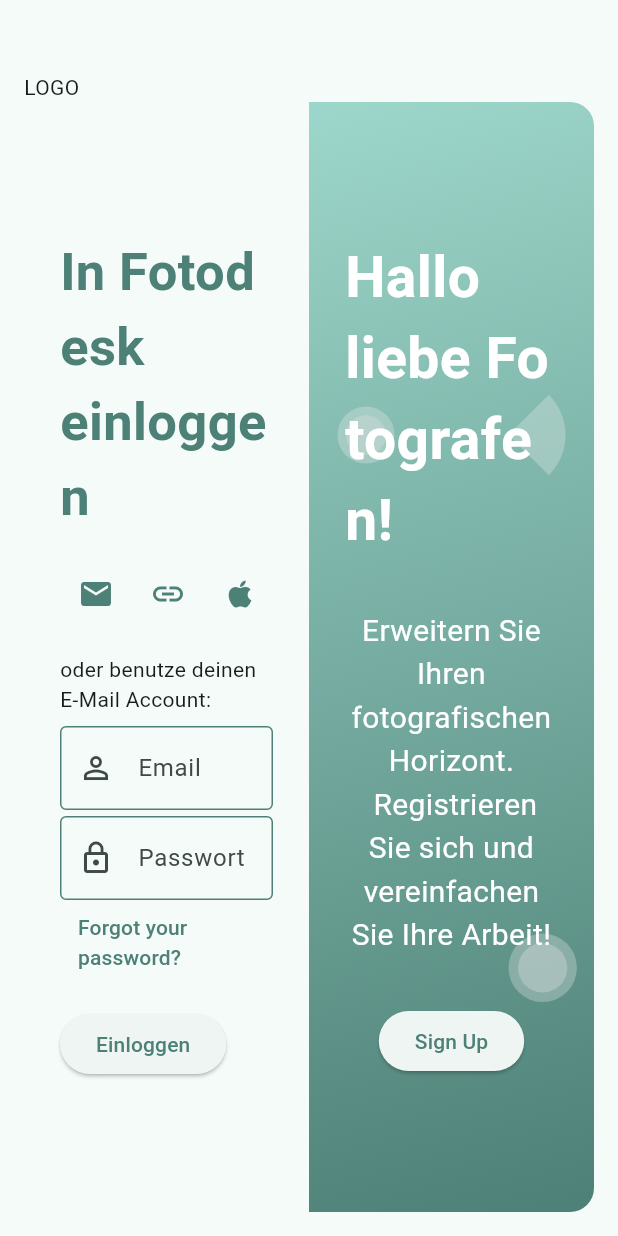
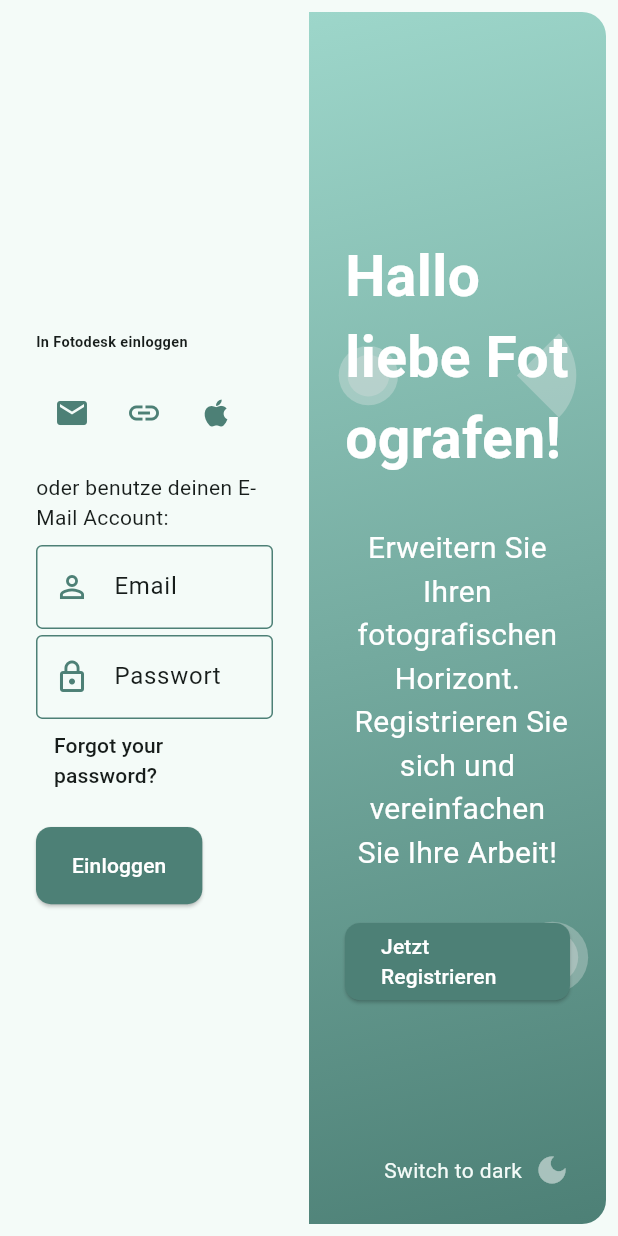
Before and after one commit to sINFdorako/fotodesk, a Flutter app: the screen it shows after launch, after a tap on the "photo album" icon, on a phone screen of 412 x 824 dp. Run offline on Flutter 3.47's test engine with Material 2 defaults, Android fonts, the phone set to English and light mode, and no system bars; our stand-ins replace auto_route, bloc, dartz, dio, easy_localization, elegant_notification and 5 more.

Commit message:
added dark theme

```diff
--- a/lib/core/features/notifications/presentation/widgets/notifications.dart
+++ b/lib/core/features/notifications/presentation/widgets/notifications.dart
@@ -27,11 +27,15 @@
     }
 
     return ElegantNotification(
+      background: Theme.of(context).colorScheme.background,
       showProgressIndicator: false,
       width: 360,
       notificationPosition: NotificationPosition.bottomRight,
       animation: AnimationType.fromRight,
-      description: Text(description),
+      description: Text(
+        description,
+        style: TextStyle(color: Theme.of(context).colorScheme.onBackground),
+      ),
       onDismiss: () {},
       icon: Icon(
         iconData,
--- /dev/null
+++ b/lib/core/features/ui/presentation/widgets/custom_button.dart
@@ -0,0 +1,35 @@
+// /lib/ui_components/custom_button.dart
+
+import 'package:flutter/material.dart';
+import 'package:flutter_screenutil/flutter_screenutil.dart';
+
+class CustomButton extends StatelessWidget {
+  final String label;
+  final VoidCallback onPressed;
+  final double width;
+  final double height;
+
+  const CustomButton({
+    super.key,
+    required this.label,
+    required this.onPressed,
+    this.width = 45,
+    this.height = 50,
+  });
+
+  @override
+  Widget build(BuildContext context) {
+    return ElevatedButton(
+      style: ButtonStyle(
+        minimumSize: MaterialStateProperty.all(
+          Size(width.w, height.h),
+        ),
+      ),
+      onPressed: onPressed,
+      child: Text(
+        label,
+        style: const TextStyle(color: Colors.white),
+      ),
+    );
+  }
+}
--- /dev/null
+++ b/lib/core/theme/custom_theme.dart
@@ -0,0 +1,142 @@
+import 'package:flutter/material.dart';
+
+class CustomTheme {
+  static ThemeData get lightTheme {
+    Color primaryColor = const Color(0xFF4D8076);
+    Color secondaryColor = const Color.fromARGB(255, 157, 214, 202);
+
+    ColorScheme colorScheme = ColorScheme.fromSeed(
+        primary: primaryColor,
+        secondary: secondaryColor,
+        seedColor: primaryColor,
+        brightness: Brightness.light);
+
+    return ThemeData(
+      brightness: Brightness.light,
+      primaryColor: primaryColor,
+      primaryColorLight: secondaryColor,
+      primaryColorDark: primaryColor,
+      scaffoldBackgroundColor: colorScheme.background,
+      appBarTheme: AppBarTheme(
+        color: colorScheme.primary,
+        iconTheme: IconThemeData(color: colorScheme.onPrimary),
+      ),
+      iconTheme: IconThemeData(color: primaryColor),
+      floatingActionButtonTheme: FloatingActionButtonThemeData(
+        backgroundColor: primaryColor,
+        foregroundColor: colorScheme.onPrimary,
+      ),
+      textTheme: TextTheme(
+        displayLarge: TextStyle(color: colorScheme.onBackground),
+        displayMedium: TextStyle(color: colorScheme.onBackground),
+        displaySmall: TextStyle(color: colorScheme.onBackground),
+        headlineMedium: TextStyle(color: colorScheme.onPrimary),
+        headlineSmall: TextStyle(color: colorScheme.onBackground),
+        titleLarge: TextStyle(color: colorScheme.onBackground),
+        bodyLarge: TextStyle(color: colorScheme.onBackground),
+        bodyMedium: TextStyle(color: colorScheme.onBackground),
+      ),
+      inputDecorationTheme: InputDecorationTheme(
+        border: OutlineInputBorder(
+          borderSide: BorderSide(color: primaryColor),
+        ),
+        focusedBorder: OutlineInputBorder(
+          borderSide: BorderSide(color: primaryColor, width: 2.0),
+        ),
+        enabledBorder: OutlineInputBorder(
+          borderSide: BorderSide(color: primaryColor),
+        ),
+      ),
+      buttonTheme: ButtonThemeData(
+        buttonColor: primaryColor,
+        textTheme: ButtonTextTheme.primary,
+        shape: RoundedRectangleBorder(
+          borderRadius: BorderRadius.circular(10.0),
+        ),
+      ),
+      elevatedButtonTheme: ElevatedButtonThemeData(
+        style: ButtonStyle(
+          backgroundColor: MaterialStateProperty.all(primaryColor),
+          shape: MaterialStateProperty.all(
+            RoundedRectangleBorder(
+              borderRadius: BorderRadius.circular(10.0),
+            ),
+          ),
+        ),
+      ),
+      useMaterial3: true,
+      colorScheme: colorScheme.copyWith(error: Colors.redAccent),
+    );
+  }
+
+  // Dark Theme
+  static ThemeData get darkTheme {
+    Color primaryColor = const Color(0xFF4D8076).withOpacity(0.7);
+    Color secondaryColor =
+        const Color.fromARGB(255, 157, 214, 202).withOpacity(0.7);
+
+    ColorScheme colorScheme = ColorScheme.fromSeed(
+      primary: primaryColor,
+      secondary: secondaryColor,
+      seedColor: primaryColor,
+      brightness: Brightness.dark,
+    );
+
+    return ThemeData(
+      brightness: Brightness.dark,
+      primaryColor: primaryColor,
+      primaryColorLight: secondaryColor,
+      primaryColorDark: primaryColor,
+      scaffoldBackgroundColor: Colors.grey[900],
+      appBarTheme: AppBarTheme(
+        color: colorScheme.primary,
+        iconTheme: IconThemeData(color: colorScheme.onPrimary),
+      ),
+      iconTheme: IconThemeData(color: primaryColor),
+      floatingActionButtonTheme: FloatingActionButtonThemeData(
+        backgroundColor: primaryColor,
+        foregroundColor: colorScheme.onPrimary,
+      ),
+      textTheme: TextTheme(
+        displayLarge: TextStyle(color: colorScheme.onBackground),
+        displayMedium: TextStyle(color: colorScheme.onBackground),
+        displaySmall: TextStyle(color: colorScheme.onBackground),
+        headlineMedium: TextStyle(color: colorScheme.onPrimary),
+        headlineSmall: TextStyle(color: colorScheme.onBackground),
+        titleLarge: TextStyle(color: colorScheme.onBackground),
+        bodyLarge: TextStyle(color: colorScheme.onBackground),
+        bodyMedium: TextStyle(color: colorScheme.onBackground),
+      ),
+      inputDecorationTheme: InputDecorationTheme(
+        border: OutlineInputBorder(
+          borderSide: BorderSide(color: primaryColor),
+        ),
+        focusedBorder: OutlineInputBorder(
+          borderSide: BorderSide(color: primaryColor, width: 2.0),
+        ),
+        enabledBorder: OutlineInputBorder(
+          borderSide: BorderSide(color: primaryColor),
+        ),
+      ),
+      buttonTheme: ButtonThemeData(
+        buttonColor: primaryColor,
+        textTheme: ButtonTextTheme.primary,
+        shape: RoundedRectangleBorder(
+          borderRadius: BorderRadius.circular(10.0),
+        ),
+      ),
+      elevatedButtonTheme: ElevatedButtonThemeData(
+        style: ButtonStyle(
+          backgroundColor: MaterialStateProperty.all(primaryColor),
+          shape: MaterialStateProperty.all(
+            RoundedRectangleBorder(
+              borderRadius: BorderRadius.circular(10.0),
+            ),
+          ),
+        ),
+      ),
+      useMaterial3: true,
+      colorScheme: colorScheme.copyWith(error: Colors.redAccent),
+    );
+  }
+}
--- a/lib/features/admin_manager/presentation/pages/admin_manager_page.dart
+++ b/lib/features/admin_manager/presentation/pages/admin_manager_page.dart
@@ -37,7 +37,7 @@
                             style: TextStyle(
                               fontSize: 24.sp,
                               fontWeight: FontWeight.bold,
-                              color: Theme.of(context).colorScheme.primary,
+                              color: Colors.white,
                             ),
                           ),
                         ],
--- a/lib/features/authentification/presentation/cubit/auth_cubit.dart
+++ b/lib/features/authentification/presentation/cubit/auth_cubit.dart
@@ -1,8 +1,13 @@
 import 'package:bloc/bloc.dart';
-import 'package:meta/meta.dart';
+import 'package:freezed_annotation/freezed_annotation.dart';
 
+part 'auth_cubit.freezed.dart';
 part 'auth_state.dart';
 
 class AuthCubit extends Cubit<AuthState> {
-  AuthCubit() : super(AuthInitial());
+  AuthCubit() : super(AuthState.initial());
+
+  toggleTheme() {
+    emit(state.copyWith(isLight: !state.isLight));
+  }
 }
--- a/lib/features/authentification/presentation/cubit/auth_state.dart
+++ b/lib/features/authentification/presentation/cubit/auth_state.dart
@@ -1,6 +1,12 @@
 part of 'auth_cubit.dart';
 
-@immutable
-sealed class AuthState {}
+@freezed
+class AuthState with _$AuthState {
+  const factory AuthState({
+    required bool isLight,
+  }) = _AuthState;
 
-final class AuthInitial extends AuthState {}
+  factory AuthState.initial() {
+    return const AuthState(isLight: true);
+  }
+}
--- a/lib/features/authentification/presentation/pages/login_page.dart
+++ b/lib/features/authentification/presentation/pages/login_page.dart
@@ -1,6 +1,10 @@
 import 'package:auto_route/auto_route.dart';
 import 'package:flutter/material.dart';
+import 'package:flutter_bloc/flutter_bloc.dart';
+import 'package:flutter_screenutil/flutter_screenutil.dart';
+import 'package:fotodesk/core/features/ui/presentation/widgets/custom_button.dart';
 import 'package:fotodesk/core/router/router.gr.dart';
+import 'package:fotodesk/features/authentification/presentation/cubit/auth_cubit.dart';
 
 import '../../../../core/di/injector.dart';
 import '../../../../core/features/notifications/presentation/widgets/notifications.dart';
@@ -22,17 +26,8 @@
   Widget build(BuildContext context) {
     return Scaffold(
       backgroundColor: Theme.of(context).scaffoldBackgroundColor,
-      body: Padding(
-        padding: const EdgeInsets.all(16.0),
-        child: Column(
+      body: Column(
         children: [
-            Container(
-              margin: const EdgeInsets.only(top: 32),
-              child: const Align(
-                alignment: Alignment.topLeft,
-                child: Text('LOGO'), // Place your logo here.
-              ),
-            ),
           Expanded(
             child: Row(
               children: [
@@ -49,11 +44,11 @@
                           children: [
                             Text('In Fotodesk einloggen',
                                 style: TextStyle(
-                                      fontSize: 35,
+                                    fontSize: 30.sp,
                                     fontWeight: FontWeight.bold,
                                     color: Theme.of(context)
                                         .colorScheme
-                                          .primary)),
+                                        .onBackground)),
                             const SizedBox(
                               height: 16,
                             ),
@@ -76,7 +71,13 @@
                             const SizedBox(
                               height: 16,
                             ),
-                              const Text('oder benutze deinen E-Mail Account:'),
+                            Text(
+                              'oder benutze deinen E-Mail Account:',
+                              style: TextStyle(
+                                  color: Theme.of(context)
+                                      .colorScheme
+                                      .onBackground),
+                            ),
                             const SizedBox(
                               height: 8,
                             ),
@@ -90,11 +91,16 @@
                                 isPassword: true),
                             TextButton(
                               onPressed: () {},
-                                  child: const Text('Forgot your password?')),
+                              child: Text('Forgot your password?',
+                                  style: TextStyle(
+                                      color: Theme.of(context)
+                                          .colorScheme
+                                          .onBackground)),
+                            ),
                             const SizedBox(
                               height: 16,
                             ),
-                              ElevatedButton(
+                            CustomButton(
                               onPressed: () async {
                                 final email = _emailController.text;
                                 final password = _passwordController.text;
@@ -110,14 +116,14 @@
                                         .showError('Fehler beim Login');
                                   },
                                   (user) {
-                                      Notifications(context).showSuccess(
-                                          'Erfolgreich eingeloggt');
+                                    Notifications(context)
+                                        .showSuccess('Erfolgreich eingeloggt');
                                     context.router
                                         .push(const AdminManagerRoute());
                                   },
                                 );
                               },
-                                child: const Text('Einloggen'),
+                              label: 'Einloggen',
                             ),
                           ],
                         ),
@@ -128,6 +134,7 @@
                 // Sign Up Section
                 Expanded(
                   child: Container(
+                    margin: const EdgeInsets.only(top: 8, bottom: 8, right: 8),
                     decoration: BoxDecoration(
                         gradient: LinearGradient(
                             begin: Alignment.topLeft,
@@ -141,51 +148,19 @@
                             bottomRight: Radius.circular(16))),
                     child: CustomPaint(
                       painter: BackgroundShapesPainter(),
-                        child: Padding(
-                          padding: const EdgeInsets.all(24.0),
-                          child: Column(
-                            mainAxisAlignment: MainAxisAlignment.center,
-                            crossAxisAlignment: CrossAxisAlignment
-                                .center, // Change this to center the items horizontally.
+                      child: Stack(
                         children: [
-                              Text('Hallo liebe Fotografen!',
-                                  style: TextStyle(
-                                      color: Theme.of(context)
-                                          .colorScheme
-                                          .onPrimary,
-                                      fontSize: 38,
-                                      fontWeight: FontWeight.bold)),
-                              const SizedBox(
-                                height: 32,
-                              ),
-                              Text(
-                                'Erweitern Sie Ihren fotografischen Horizont. \n Registrieren Sie sich und vereinfachen Sie Ihre Arbeit!',
-                                textAlign: TextAlign
-                                    .center, // To center-align the text.
-                                style: TextStyle(
-                                    color: Theme.of(context)
-                                        .colorScheme
-                                        .onSecondary,
-                                    fontSize: 20),
-                              ),
-                              const SizedBox(
-                                height: 32,
-                              ),
-                              ElevatedButton(
-                                onPressed: () {},
-                                child: const Text('Sign Up'),
-                              ),
+                          _registerInfo(),
+                          _switchThemeButton(),
                         ],
                       ),
                     ),
                   ),
-                    ),
-                  ),
+                )
               ],
             ),
           ),
         ],
-        ),
       ),
     );
   }
@@ -197,7 +172,13 @@
       controller: controller,
       obscureText: isPassword,
       decoration: InputDecoration(
-        prefixIcon: Icon(icon),
+        hintStyle: TextStyle(
+            fontWeight: FontWeight.w400,
+            color: Theme.of(context).colorScheme.onBackground),
+        prefixIcon: Icon(
+          icon,
+          color: Theme.of(context).colorScheme.primary,
+        ),
         hintText: hintText,
         border: OutlineInputBorder(
           borderRadius: BorderRadius.circular(8),
@@ -205,4 +186,77 @@
       ),
     );
   }
+
+  Widget _switchThemeButton() {
+    return Positioned(
+      right: 16,
+      bottom: 16,
+      child: InkWell(
+        borderRadius: BorderRadius.circular(16),
+        onTap: () {
+          context.read<AuthCubit>().toggleTheme();
+        },
+        child: Row(
+          children: [
+            Text(
+              context.watch<AuthCubit>().state.isLight
+                  ? 'Switch to dark'
+                  : 'Switch to light',
+              style: TextStyle(color: Theme.of(context).colorScheme.background),
+            ),
+            Container(
+              padding: const EdgeInsets.all(8),
+              decoration: BoxDecoration(
+                borderRadius: BorderRadius.circular(30), // rounded corners
+              ),
+              child: Icon(
+                context.watch<AuthCubit>().state.isLight
+                    ? Icons.dark_mode
+                    : Icons.light_mode,
+                color: context.watch<AuthCubit>().state.isLight
+                    ? Colors.white.withOpacity(.5)
+                    : Colors.black.withOpacity(.5),
+              ),
+            ),
+          ],
+        ),
+      ),
+    );
   }
+
+  Widget _registerInfo() {
+    return Padding(
+      padding: const EdgeInsets.all(24.0),
+      child: Center(
+        child: Column(
+          mainAxisAlignment: MainAxisAlignment.center,
+          crossAxisAlignment: CrossAxisAlignment.center,
+          children: [
+            const Text(
+              'Hallo liebe Fotografen!',
+              style: TextStyle(
+                  color: Colors.white,
+                  fontSize: 38,
+                  fontWeight: FontWeight.bold),
+            ),
+            const SizedBox(
+              height: 32,
+            ),
+            const Text(
+              'Erweitern Sie Ihren fotografischen Horizont. \n Registrieren Sie sich und vereinfachen Sie Ihre Arbeit!',
+              textAlign: TextAlign.center,
+              style: TextStyle(color: Colors.white, fontSize: 20),
+            ),
+            const SizedBox(
+              height: 32,
+            ),
+            CustomButton(
+              label: 'Jetzt Registrieren',
+              onPressed: () {},
+            ),
+          ],
+        ),
+      ),
+    );
+  }
+}
--- a/lib/main.dart
+++ b/lib/main.dart
@@ -1,5 +1,8 @@
 import 'package:flutter/material.dart';
 import 'package:easy_localization/easy_localization.dart';
+import 'package:flutter_bloc/flutter_bloc.dart';
+import 'package:fotodesk/core/theme/custom_theme.dart';
+import 'package:fotodesk/features/authentification/presentation/cubit/auth_cubit.dart';
 
 import 'core/di/injector.dart';
 import 'core/router/router.gr.dart';
@@ -12,16 +15,20 @@
     supportedLocales: const [Locale('en'), Locale('de')],
     path: 'assets/localization',
     fallbackLocale: const Locale('en'),
-    child: const MyApp(),
+    child: BlocProvider(
+      create: (context) => AuthCubit(),
+      child: const Fotodesk(),
+    ),
   ));
 }
 
-class MyApp extends StatelessWidget {
-  const MyApp({super.key});
+class Fotodesk extends StatelessWidget {
+  const Fotodesk({super.key});
 
   @override
   Widget build(BuildContext context) {
     final appRouter = getIt<AppRouter>();
+    final authCubit = context.watch<AuthCubit>().state;
 
     return MaterialApp.router(
         routerDelegate: appRouter.delegate(),
@@ -30,59 +37,7 @@
         supportedLocales: context.supportedLocales,
         locale: context.locale,
         title: 'Fotodesk',
-        theme: buildTheme()
-        // Color(0xFFC4FCEF), Color(0xFF4D8076)
-        );
-  }
-
-  ThemeData buildTheme() {
-    Color primaryColor = const Color(0xFF4D8076);
-    Color secondaryColor = const Color.fromARGB(255, 157, 214, 202);
-
-    ColorScheme colorScheme = ColorScheme.fromSeed(
-      primary: primaryColor,
-      secondary: secondaryColor,
-      seedColor: primaryColor,
-    );
-
-    return ThemeData(
-      primaryColor: primaryColor,
-      primaryColorLight: secondaryColor,
-      primaryColorDark: primaryColor,
-      scaffoldBackgroundColor: colorScheme.background,
-      appBarTheme: AppBarTheme(
-        color: colorScheme.primary,
-        iconTheme: IconThemeData(color: colorScheme.onPrimary),
-      ),
-      iconTheme: IconThemeData(color: primaryColor),
-      floatingActionButtonTheme: FloatingActionButtonThemeData(
-        backgroundColor: primaryColor,
-        foregroundColor: colorScheme.onPrimary,
-      ),
-      textTheme: TextTheme(
-        displayLarge: TextStyle(color: colorScheme.onBackground),
-        displayMedium: TextStyle(color: colorScheme.onBackground),
-        displaySmall: TextStyle(color: colorScheme.onBackground),
-        headlineMedium: TextStyle(color: colorScheme.onBackground),
-        headlineSmall: TextStyle(color: colorScheme.onBackground),
-        titleLarge: TextStyle(color: colorScheme.onPrimary),
-        titleMedium: TextStyle(color: colorScheme.onBackground),
-        bodyLarge: TextStyle(color: colorScheme.onBackground),
-        bodyMedium: TextStyle(color: colorScheme.onBackground),
-      ),
-      inputDecorationTheme: InputDecorationTheme(
-        border: OutlineInputBorder(
-          borderSide: BorderSide(color: primaryColor),
-        ),
-        focusedBorder: OutlineInputBorder(
-          borderSide: BorderSide(color: primaryColor, width: 2.0),
-        ),
-        enabledBorder: OutlineInputBorder(
-          borderSide: BorderSide(color: primaryColor),
-        ),
-      ),
-      useMaterial3: true,
-      colorScheme: colorScheme.copyWith(error: Colors.redAccent),
-    );
+        theme:
+            authCubit.isLight ? CustomTheme.lightTheme : CustomTheme.darkTheme);
   }
 }
```
Also changed, not shown: lib/features/authentification/presentation/cubit/auth_cubit.freezed.dart (added), 1 other file. Lines whose indentation alone changed are shown as unchanged.
